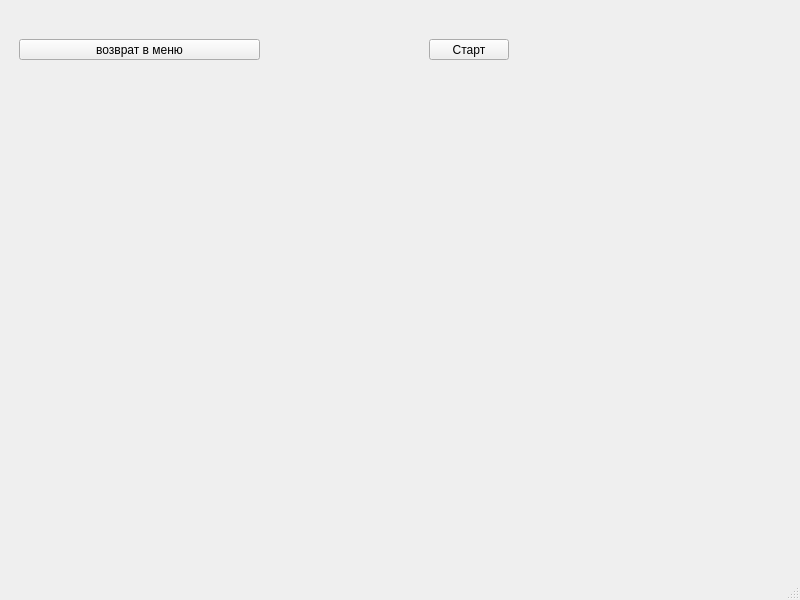
Old version of the form mainWindow.ui in the repository AndayGriF/Restructuring_Ver0.2.
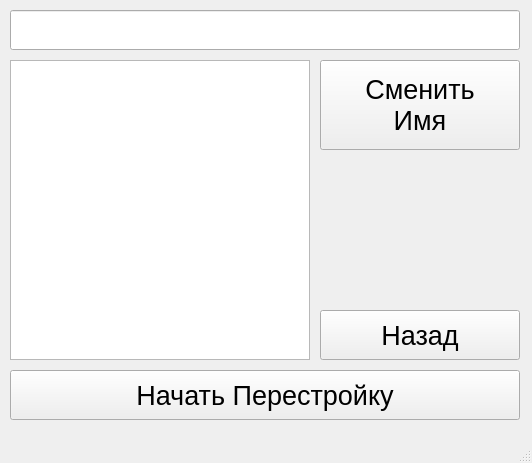
New version of the form. The open tabs and pages were chosen to show the change.

Diff of the .ui file:
```diff
--- a/mainWindow.ui
+++ b/mainWindow.ui
@@ -6,17 +6,23 @@
    <rect>
     <x>0</x>
     <y>0</y>
-    <width>800</width>
-    <height>600</height>
+    <width>532</width>
+    <height>463</height>
    </rect>
   </property>
   <property name="windowTitle">
    <string>menuWindow</string>
   </property>
   <widget class="QWidget" name="centralwidget">
-   <layout class="QGridLayout" name="gridLayout">
-    <item row="0" column="0">
      <widget class="QStackedWidget" name="stackedWidget">
+    <property name="geometry">
+     <rect>
+      <x>10</x>
+      <y>0</y>
+      <width>521</width>
+      <height>421</height>
+     </rect>
+    </property>
       <property name="currentIndex">
        <number>0</number>
       </property>
@@ -62,33 +68,90 @@
        <widget class="QPushButton" name="backMenuWindow">
         <property name="geometry">
          <rect>
-          <x>10</x>
-          <y>30</y>
-          <width>241</width>
-          <height>21</height>
-         </rect>
-        </property>
+        <x>310</x>
+        <y>310</y>
+        <width>200</width>
+        <height>50</height>
+       </rect>
+      </property>
+      <property name="font">
+       <font>
+        <pointsize>20</pointsize>
+       </font>
+      </property>
         <property name="text">
-         <string>возврат в меню</string>
+       <string>Назад</string>
         </property>
        </widget>
        <widget class="QPushButton" name="startGameButton">
         <property name="geometry">
          <rect>
-          <x>420</x>
-          <y>30</y>
-          <width>80</width>
-          <height>21</height>
-         </rect>
-        </property>
+        <x>0</x>
+        <y>370</y>
+        <width>510</width>
+        <height>50</height>
+       </rect>
+      </property>
+      <property name="font">
+       <font>
+        <pointsize>20</pointsize>
+       </font>
+      </property>
         <property name="text">
-         <string>Старт</string>
-        </property>
-       </widget>
-      </widget>
+       <string>Начать Перестройку</string>
+      </property>
+     </widget>
+     <widget class="QLineEdit" name="nicknameEdit">
+      <property name="geometry">
+       <rect>
+        <x>0</x>
+        <y>10</y>
+        <width>510</width>
+        <height>40</height>
+       </rect>
+      </property>
+      <property name="font">
+       <font>
+        <pointsize>20</pointsize>
+       </font>
+      </property>
+     </widget>
+     <widget class="QPushButton" name="nicknameEditButton">
+      <property name="geometry">
+       <rect>
+        <x>310</x>
+        <y>60</y>
+        <width>200</width>
+        <height>90</height>
+       </rect>
+      </property>
+      <property name="font">
+       <font>
+        <pointsize>20</pointsize>
+       </font>
+      </property>
+      <property name="text">
+       <string>Сменить
+Имя</string>
+      </property>
      </widget>
-    </item>
-   </layout>
+     <widget class="QTextEdit" name="listPlayers">
+      <property name="geometry">
+       <rect>
+        <x>0</x>
+        <y>60</y>
+        <width>300</width>
+        <height>300</height>
+       </rect>
+      </property>
+      <property name="font">
+       <font>
+        <pointsize>15</pointsize>
+       </font>
+      </property>
+     </widget>
+    </widget>
+   </widget>
   </widget>
   <widget class="QMenuBar" name="menubar">
    <property name="geometry">
```
Left out of the diff: 74 changed lines with no effect on the pictures. Lines whose indentation alone changed are shown as unchanged.
